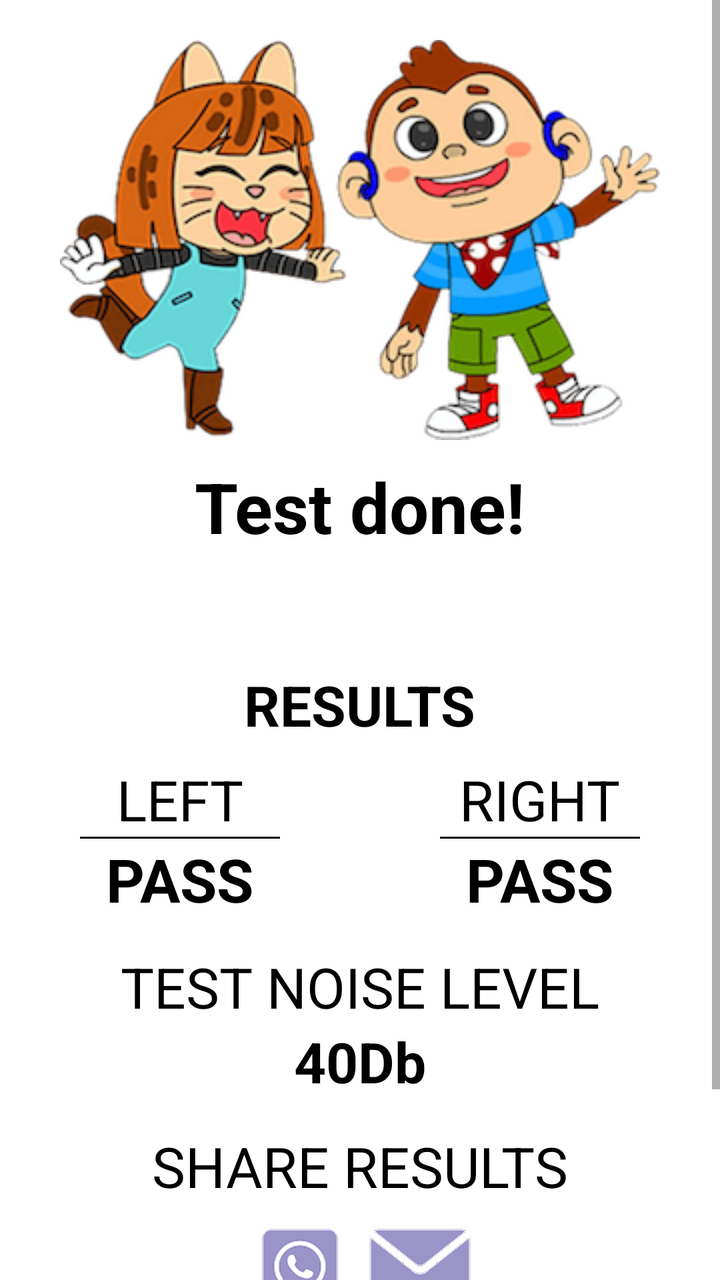
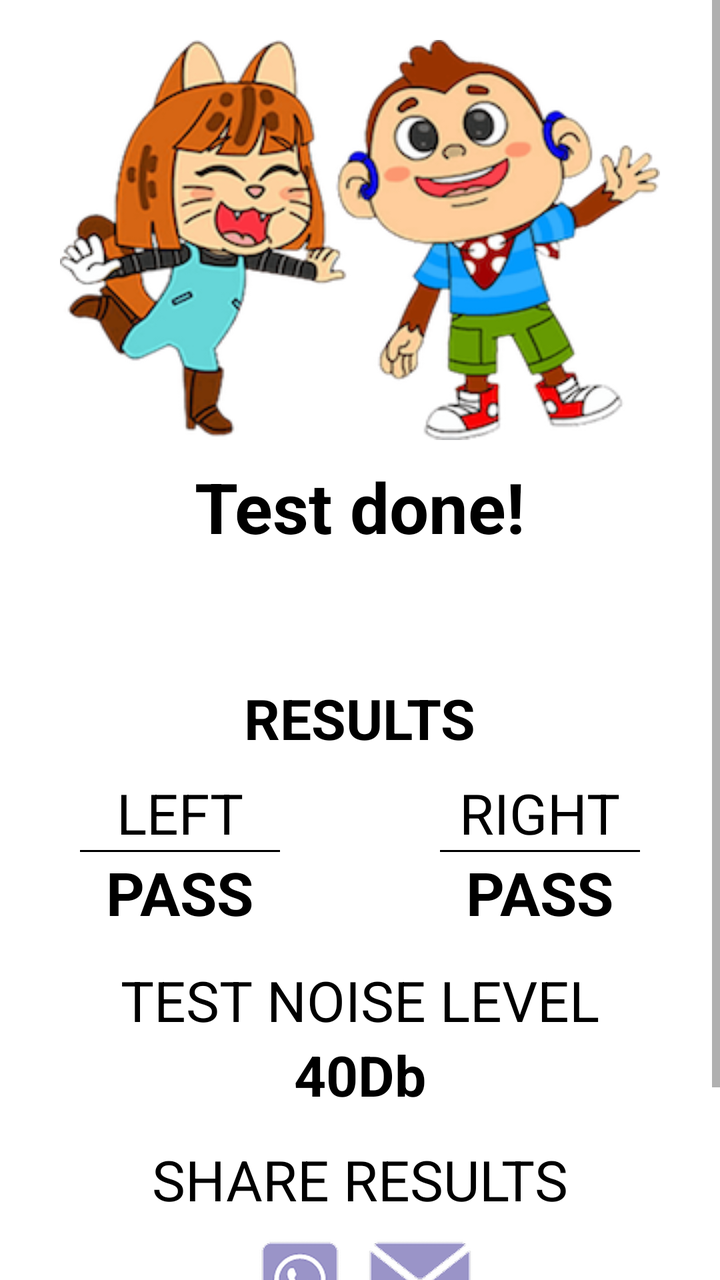

Two renders of the same Android screen: before a commit and after it. Below are the layout's source before the change and the commit's diff.
<!-- AndroidManifest.xml: application theme Theme.IAhead -->
<!-- res/layout/activity_resultpage.xml -->
<?xml version="1.0" encoding="utf-8"?>
<LinearLayout xmlns:android="http://schemas.android.com/apk/res/android"
    android:layout_width="match_parent"
    android:layout_height="match_parent"
    android:orientation="vertical">

    <ScrollView
        android:layout_width="match_parent"
        android:layout_height="match_parent">

        <LinearLayout
            android:layout_width="match_parent"
            android:layout_height="match_parent"
            android:orientation="vertical">

        <ImageView
            android:id="@+id/iv_twin"
            android:layout_marginTop="20dp"
            android:layout_marginRight="40dp"
            android:layout_marginLeft="40dp"
            android:background="@drawable/twin"
            android:layout_width="300dp"
            android:layout_gravity="center_horizontal"
            android:layout_height="200dp"/>

        <TextView
            android:layout_gravity="center_horizontal"
            android:layout_marginBottom="10dp"
            android:layout_marginTop="10dp"
            android:textStyle="bold"
            android:layout_width="wrap_content"
            android:layout_height="wrap_content"
            android:text="Test done!"
            android:textSize="35dp"
            android:textColor="@color/black"/>

            <TextView
                android:id="@+id/tv_id"
                android:layout_gravity="center_horizontal"
                android:layout_marginBottom="10dp"
                android:textStyle="bold"
                android:layout_width="wrap_content"
                android:layout_height="wrap_content"
                android:textSize="20dp"
                android:textColor="@color/black"/>

            <TextView
                android:layout_gravity="center_horizontal"
                android:layout_marginBottom="10dp"
                android:layout_marginTop="10dp"
                android:textStyle="bold"
                android:layout_width="wrap_content"
                android:layout_height="wrap_content"
                android:text="RESULTS"
                android:textSize="28dp"
                android:textColor="@color/black"/>

            <LinearLayout
                android:orientation="horizontal"
                android:layout_width="match_parent"
                android:layout_height="wrap_content"
                android:weightSum="2">

                <LinearLayout
                    android:gravity="center_horizontal"
                    android:orientation="vertical"
                    android:layout_width="match_parent"
                    android:layout_height="wrap_content"
                    android:layout_weight="1">

                    <TextView
                        android:layout_width="wrap_content"
                        android:layout_height="wrap_content"
                        android:text="LEFT"
                        android:textSize="28dp"
                        android:textColor="@color/black"/>

                    <View
                        android:layout_width="100dp"
                        android:layout_height="1dp"
                        android:background="@color/black"/>

                    <TextView
                        android:id="@+id/tvLeft"
                        android:layout_width="wrap_content"
                        android:layout_height="wrap_content"
                        android:text="PASS"
                        android:textStyle="bold"
                        android:textSize="30dp"
                        android:textColor="@color/black"/>

                </LinearLayout>

                <LinearLayout
                    android:gravity="center_horizontal"
                    android:orientation="vertical"
                    android:layout_width="match_parent"
                    android:layout_height="wrap_content"
                    android:layout_weight="1">

                    <TextView
                        android:layout_width="wrap_content"
                        android:layout_height="wrap_content"
                        android:text="RIGHT"
                        android:textSize="28dp"
                        android:textColor="@color/black"/>

                    <View
                        android:layout_width="100dp"
                        android:layout_height="1dp"
                        android:background="@color/black"/>

                    <TextView
                        android:id="@+id/tvRight"
                        android:layout_width="wrap_content"
                        android:layout_height="wrap_content"
                        android:text="PASS"
                        android:textStyle="bold"
                        android:textSize="30dp"
                        android:textColor="@color/black"/>

                </LinearLayout>
            </LinearLayout>

            <TextView
                android:layout_gravity="center_horizontal"
                android:layout_marginTop="15dp"
                android:layout_width="wrap_content"
                android:layout_height="wrap_content"
                android:text="TEST NOISE LEVEL"
                android:textSize="28dp"
                android:textColor="@color/black"/>

            <TextView
                android:id="@+id/tvNoise"
                android:layout_gravity="center_horizontal"
                android:layout_width="wrap_content"
                android:layout_height="wrap_content"
                android:text="40Db"
                android:textStyle="bold"
                android:textSize="28dp"
                android:textColor="@color/black"/>

            <TextView
                android:layout_gravity="center_horizontal"
                android:layout_marginTop="15dp"
                android:layout_width="wrap_content"
                android:layout_height="wrap_content"
                android:text="SHARE RESULTS"
                android:textSize="28dp"
                android:textColor="@color/black"/>

        <LinearLayout
            android:gravity="center_horizontal"
            android:layout_width="match_parent"
            android:layout_height="wrap_content"
            android:orientation="horizontal">

            <ImageView
                android:id="@+id/ivWhatsapp"
                android:layout_width="60dp"
                android:layout_height="60dp"
                android:background="@drawable/whatsapp_icon"/>

            <ImageView
                android:id="@+id/ivEmail"
                android:layout_gravity="center_vertical"
                android:layout_width="60dp"
                android:layout_height="60dp"
                android:background="@drawable/email_icon"/>
        </LinearLayout>


        <LinearLayout
            android:id="@+id/ll_home"
            android:layout_marginTop="30dp"
            android:layout_gravity="center_horizontal"
            android:layout_width="wrap_content"
            android:layout_height="wrap_content"
            android:background="@color/buttonblue"
            android:orientation="horizontal">

            <TextView
                android:layout_marginRight="50dp"
                android:layout_marginLeft="50dp"
                android:layout_marginBottom="10dp"
                android:layout_marginTop="10dp"
                android:textStyle="bold"
                android:layout_width="wrap_content"
                android:layout_height="wrap_content"
                android:text="HOME"
                android:textSize="30dp"
                android:textColor="@color/white"/>
        </LinearLayout>

        </LinearLayout>
    </ScrollView>
</LinearLayout>
<!-- resources referenced by this layout -->
<resources>
  <color name="black">#FF000000</color>
  <color name="buttonblue">#4498f7</color>
  <color name="white">#FFFFFFFF</color>
  <!-- drawable email_icon: png bitmap (drawable, 8034 bytes) -->
  <!-- drawable twin: png bitmap (drawable, 100484 bytes) -->
  <!-- drawable whatsapp_icon: png bitmap (drawable, 8953 bytes) -->
  <style name="Theme.IAhead" parent="Theme.MaterialComponents.DayNight.NoActionBar">
          
          <item name="colorPrimary">@color/purple_500</item>
          <item name="colorPrimaryVariant">@color/purple_700</item>
          <item name="colorOnPrimary">@color/white</item>
          
          <item name="colorSecondary">@color/teal_200</item>
          <item name="colorSecondaryVariant">@color/teal_700</item>
          <item name="colorOnSecondary">@color/black</item>
          
          <item name="android:statusBarColor">?attr/colorPrimaryVariant</item>
          
      </style>
  <color name="purple_500">#FF6200EE</color>
  <color name="purple_700">#FF3700B3</color>
  <color name="teal_200">#FF03DAC5</color>
  <color name="teal_700">#FF018786</color>
</resources>

<!-- the commit's change to res/layout/activity_resultpage.xml (unified diff, before → after) -->
@@ -41,7 +41,7 @@
                 android:textStyle="bold"
                 android:layout_width="wrap_content"
                 android:layout_height="wrap_content"
-                android:textSize="20dp"
+                android:textSize="25dp"
                 android:textColor="@color/black"/>
 
             <TextView
@@ -189,7 +189,7 @@
                 android:layout_width="wrap_content"
                 android:layout_height="wrap_content"
                 android:text="HOME"
-                android:textSize="30dp"
+                android:textSize="26dp"
                 android:textColor="@color/white"/>
         </LinearLayout>
 
